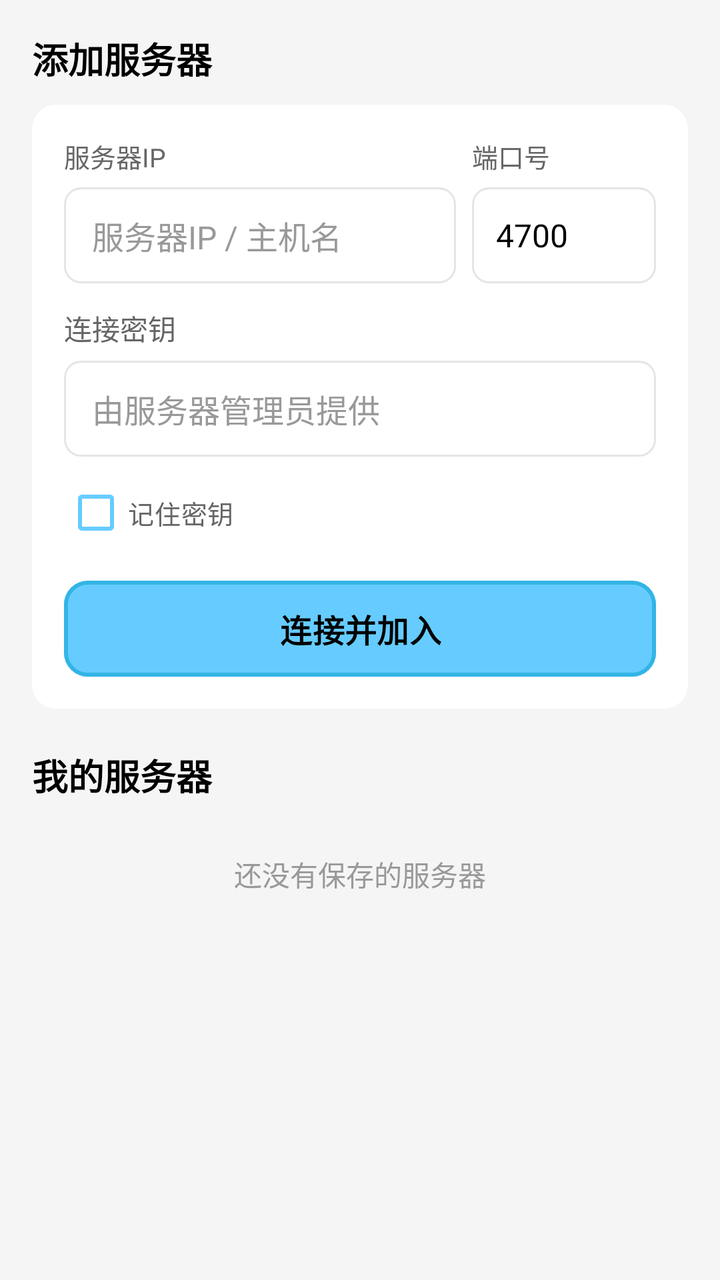
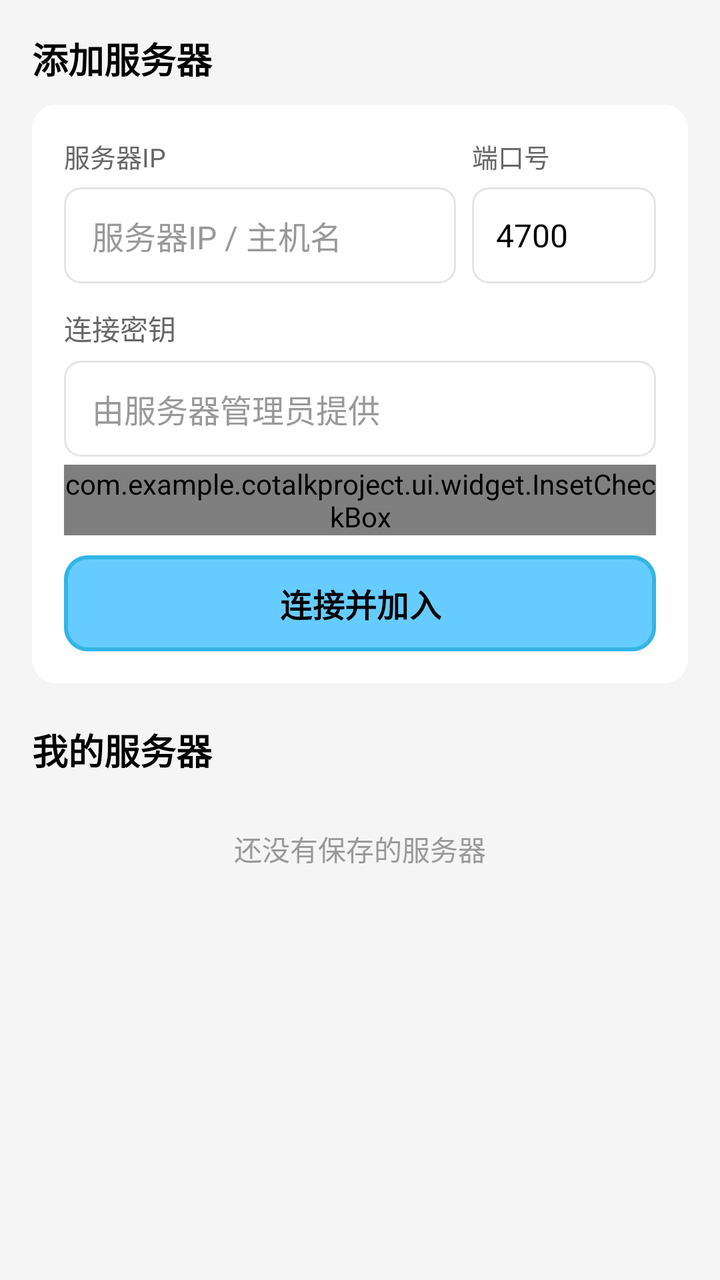

Screens rendered from an Android XML layout before and after an edit, with the pre-edit source and the edit as a unified diff.
<!-- AndroidManifest.xml: application theme Theme.CoTalkProject -->
<!-- res/layout/fragment_contacts.xml -->
<?xml version="1.0" encoding="utf-8"?>
<androidx.core.widget.NestedScrollView xmlns:android="http://schemas.android.com/apk/res/android"
    xmlns:app="http://schemas.android.com/apk/res-auto"
    android:layout_width="match_parent"
    android:layout_height="match_parent"
    android:background="@color/bg_page"
    android:clipToPadding="false"
    android:fillViewport="true"
    android:overScrollMode="never">

    <LinearLayout
        android:layout_width="match_parent"
        android:layout_height="wrap_content"
        android:orientation="vertical"
        android:paddingStart="16dp"
        android:paddingTop="16dp"
        android:paddingEnd="16dp"
        android:paddingBottom="24dp">

        <TextView
            android:layout_width="match_parent"
            android:layout_height="wrap_content"
            android:text="@string/contacts_add_server"
            android:textColor="@color/text_primary"
            android:textSize="18sp"
            android:textStyle="bold" />

        <LinearLayout
            android:layout_width="match_parent"
            android:layout_height="wrap_content"
            android:layout_marginTop="10dp"
            android:background="@drawable/bg_card"
            android:orientation="vertical"
            android:padding="16dp">

            <LinearLayout
                android:layout_width="match_parent"
                android:layout_height="wrap_content"
                android:orientation="horizontal">

                <TextView
                    android:layout_width="0dp"
                    android:layout_height="wrap_content"
                    android:layout_weight="1"
                    android:labelFor="@id/et_host"
                    android:text="@string/label_server_ip"
                    android:textColor="@color/text_secondary"
                    android:textSize="13sp" />

                <TextView
                    android:layout_width="92dp"
                    android:layout_height="wrap_content"
                    android:layout_marginStart="8dp"
                    android:labelFor="@id/et_port"
                    android:text="@string/label_server_port"
                    android:textColor="@color/text_secondary"
                    android:textSize="13sp" />
            </LinearLayout>

            <LinearLayout
                android:layout_width="match_parent"
                android:layout_height="wrap_content"
                android:layout_marginTop="6dp"
                android:orientation="horizontal">

                <EditText
                    android:id="@+id/et_host"
                    android:layout_width="0dp"
                    android:layout_height="48dp"
                    android:layout_weight="1"
                    android:background="@drawable/et_round"
                    android:hint="@string/hint_host"
                    android:inputType="text"
                    android:maxLines="1"
                    android:paddingStart="14dp"
                    android:paddingEnd="14dp"
                    android:singleLine="true"
                    android:textColor="@color/text_primary"
                    android:textColorHint="@color/text_hint"
                    android:textSize="16sp" />

                <EditText
                    android:id="@+id/et_port"
                    android:layout_width="92dp"
                    android:layout_height="48dp"
                    android:layout_marginStart="8dp"
                    android:background="@drawable/et_round"
                    android:hint="@string/hint_port"
                    android:inputType="number"
                    android:maxLength="5"
                    android:maxLines="1"
                    android:paddingStart="12dp"
                    android:paddingEnd="12dp"
                    android:singleLine="true"
                    android:text="4700"
                    android:textColor="@color/text_primary"
                    android:textColorHint="@color/text_hint"
                    android:textSize="16sp" />
            </LinearLayout>

            <TextView
                android:layout_width="match_parent"
                android:layout_height="wrap_content"
                android:layout_marginTop="12dp"
                android:text="@string/auth_key"
                android:textColor="@color/text_secondary"
                android:textSize="14sp" />

            <EditText
                android:id="@+id/et_auth_key"
                android:layout_width="match_parent"
                android:layout_height="48dp"
                android:layout_marginTop="6dp"
                android:background="@drawable/et_round"
                android:hint="@string/hint_auth_key"
                android:inputType="textPassword"
                android:maxLines="1"
                android:paddingStart="14dp"
                android:paddingEnd="14dp"
                android:singleLine="true"
                android:textColor="@color/text_primary"
                android:textColorHint="@color/text_hint"
                android:textSize="16sp" />

            <CheckBox
                android:id="@+id/cb_remember_key"
                android:layout_width="wrap_content"
                android:layout_height="wrap_content"
                android:layout_marginTop="4dp"
                android:buttonTint="@color/blue_ty"
                android:checked="true"
                android:paddingStart="0dp"
                android:text="@string/remember_auth_key"
                android:textColor="@color/text_secondary"
                android:textSize="13sp" />

            <com.google.android.material.button.MaterialButton
                android:id="@+id/btn_connect_server"
                android:layout_width="match_parent"
                android:layout_height="48dp"
                android:layout_marginTop="10dp"
                android:insetTop="0dp"
                android:insetBottom="0dp"
                android:stateListAnimator="@null"
                android:text="@string/connect_and_join"
                android:textColor="@color/text_primary"
                android:textSize="16sp"
                android:textStyle="bold"
                app:backgroundTint="@color/blue_ty"
                app:cornerRadius="12dp"
                app:rippleColor="@color/blue_dark"
                app:strokeColor="@color/blue_dark"
                app:strokeWidth="2dp" />

        </LinearLayout>

        <TextView
            android:layout_width="match_parent"
            android:layout_height="wrap_content"
            android:layout_marginTop="20dp"
            android:text="@string/my_servers"
            android:textColor="@color/text_primary"
            android:textStyle="bold"
            android:textSize="18sp" />

        <TextView
            android:id="@+id/tv_servers_empty"
            android:layout_width="match_parent"
            android:layout_height="wrap_content"
            android:layout_marginTop="10dp"
            android:gravity="center"
            android:padding="16dp"
            android:text="@string/no_saved_servers"
            android:textColor="@color/text_hint"
            android:textSize="14sp" />

        <androidx.recyclerview.widget.RecyclerView
            android:id="@+id/rv_servers"
            android:layout_width="match_parent"
            android:layout_height="wrap_content"
            android:nestedScrollingEnabled="false"
            android:overScrollMode="never" />

    </LinearLayout>
</androidx.core.widget.NestedScrollView>
<!-- resources referenced by this layout -->
<resources>
  <color name="bg_page">#FFF5F5F5</color>
  <color name="blue_dark">#FF33B5E5</color>
  <color name="blue_ty">#FF66CCFF</color>
  <color name="text_hint">#FF999999</color>
  <color name="text_primary">#FF000000</color>
  <color name="text_secondary">#FF666666</color>
  <!-- drawable bg_card (drawable) -->
  <?xml version="1.0" encoding="utf-8"?>
  <shape xmlns:android="http://schemas.android.com/apk/res/android"
      android:shape="rectangle">
      <solid android:color="@color/white" />
      <corners android:radius="12dp" />
  </shape>
  <!-- drawable et_round (drawable) -->
  <?xml version="1.0" encoding="utf-8"?>
  <shape xmlns:android="http://schemas.android.com/apk/res/android"
      android:shape="rectangle">
      <solid android:color="@color/white" />
      <corners android:radius="8dp" />
      <stroke
          android:width="1dp"
          android:color="@color/divider" />
  </shape>
  <string name="auth_key">连接密钥</string>
  <string name="connect_and_join">连接并加入</string>
  <string name="contacts_add_server">添加服务器</string>
  <string name="hint_auth_key">由服务器管理员提供</string>
  <string name="hint_host">服务器IP / 主机名</string>
  <string name="hint_port">4700</string>
  <string name="label_server_ip">服务器IP</string>
  <string name="label_server_port">端口号</string>
  <string name="my_servers">我的服务器</string>
  <string name="no_saved_servers">还没有保存的服务器</string>
  <string name="remember_auth_key">记住密钥</string>
  <style name="Theme.CoTalkProject" parent="Base.Theme.CoTalkProject" />
  <color name="white">#FFFFFFFF</color>
  <color name="divider">#FFE5E5E5</color>
  <style name="Base.Theme.CoTalkProject" parent="Theme.Material3.Light.NoActionBar">
          <item name="colorPrimary">@color/blue_ty</item>
          <item name="colorOnPrimary">@color/text_primary</item>
          <item name="colorSecondary">@color/blue_dark</item>
          <item name="colorOnSecondary">@color/text_primary</item>
          <item name="android:colorAccent">@color/blue_ty</item>
  
          <item name="android:windowBackground">@color/bg_page</item>
          <item name="android:statusBarColor">@color/blue_ty</item>
          <item name="android:navigationBarColor">@color/white</item>
          <item name="android:windowLightStatusBar">true</item>
          <item name="android:windowLightNavigationBar" tools:targetApi="o_mr1">true</item>
          <item name="android:forceDarkAllowed" tools:targetApi="q">false</item>
      </style>
</resources>

<!-- the commit's change to res/layout/fragment_contacts.xml (unified diff, before → after) -->
@@ -122,12 +122,11 @@
                 android:textColorHint="@color/text_hint"
                 android:textSize="16sp" />
 
-            <CheckBox
+            <com.example.cotalkproject.ui.widget.InsetCheckBox
                 android:id="@+id/cb_remember_key"
                 android:layout_width="wrap_content"
                 android:layout_height="wrap_content"
                 android:layout_marginTop="4dp"
-                android:buttonTint="@color/blue_ty"
                 android:checked="true"
                 android:paddingStart="0dp"
                 android:text="@string/remember_auth_key"
@@ -143,7 +142,7 @@
                 android:insetBottom="0dp"
                 android:stateListAnimator="@null"
                 android:text="@string/connect_and_join"
-                android:textColor="@color/text_primary"
+                android:textColor="@color/text_on_accent"
                 android:textSize="16sp"
                 android:textStyle="bold"
                 app:backgroundTint="@color/blue_ty"
<!-- resource entries referenced after the edit -->
@@ -4,20 +4,21 @@
   <color name="blue_dark">#FF33B5E5</color>
   <color name="blue_ty">#FF66CCFF</color>
   <color name="text_hint">#FF999999</color>
+  <color name="text_on_accent">#FF000000</color>
   <color name="text_primary">#FF000000</color>
   <color name="text_secondary">#FF666666</color>
   <!-- drawable bg_card (drawable) -->
   <?xml version="1.0" encoding="utf-8"?>
   <shape xmlns:android="http://schemas.android.com/apk/res/android"
       android:shape="rectangle">
-      <solid android:color="@color/white" />
+      <solid android:color="@color/surface" />
       <corners android:radius="12dp" />
   </shape>
   <!-- drawable et_round (drawable) -->
   <?xml version="1.0" encoding="utf-8"?>
   <shape xmlns:android="http://schemas.android.com/apk/res/android"
       android:shape="rectangle">
-      <solid android:color="@color/white" />
+      <solid android:color="@color/surface" />
       <corners android:radius="8dp" />
       <stroke
           android:width="1dp"
@@ -35,7 +36,7 @@
   <string name="no_saved_servers">还没有保存的服务器</string>
   <string name="remember_auth_key">记住密钥</string>
   <style name="Theme.CoTalkProject" parent="Base.Theme.CoTalkProject" />
-  <color name="white">#FFFFFFFF</color>
+  <color name="surface">#FFFFFFFF</color>
   <color name="divider">#FFE5E5E5</color>
   <style name="Base.Theme.CoTalkProject" parent="Theme.Material3.Light.NoActionBar">
           <item name="colorPrimary">@color/blue_ty</item>
@@ -45,11 +46,12 @@
           <item name="android:colorAccent">@color/blue_ty</item>
   
           <item name="android:windowBackground">@color/bg_page</item>
-          <item name="android:statusBarColor">@color/blue_ty</item>
-          <item name="android:navigationBarColor">@color/white</item>
+          <item name="android:statusBarColor">@color/title_bar_bg</item>
+          <item name="android:navigationBarColor">@color/surface</item>
           <item name="android:windowLightStatusBar">true</item>
           <item name="android:windowLightNavigationBar" tools:targetApi="o_mr1">true</item>
           <item name="android:forceDarkAllowed" tools:targetApi="q">false</item>
       </style>
+  <color name="title_bar_bg">#FF66CCFF</color>
 </resources>
 
